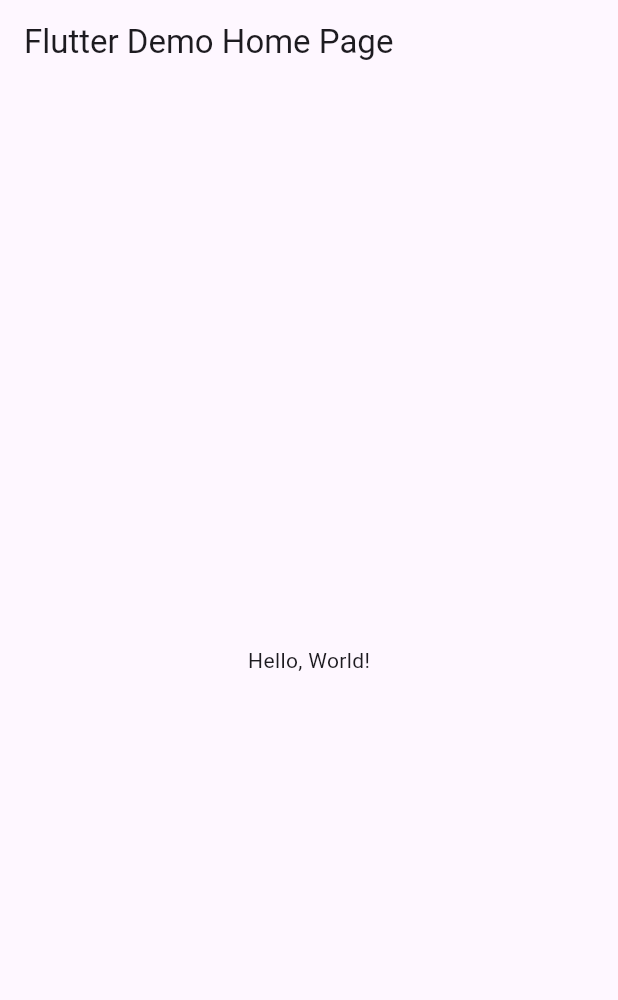
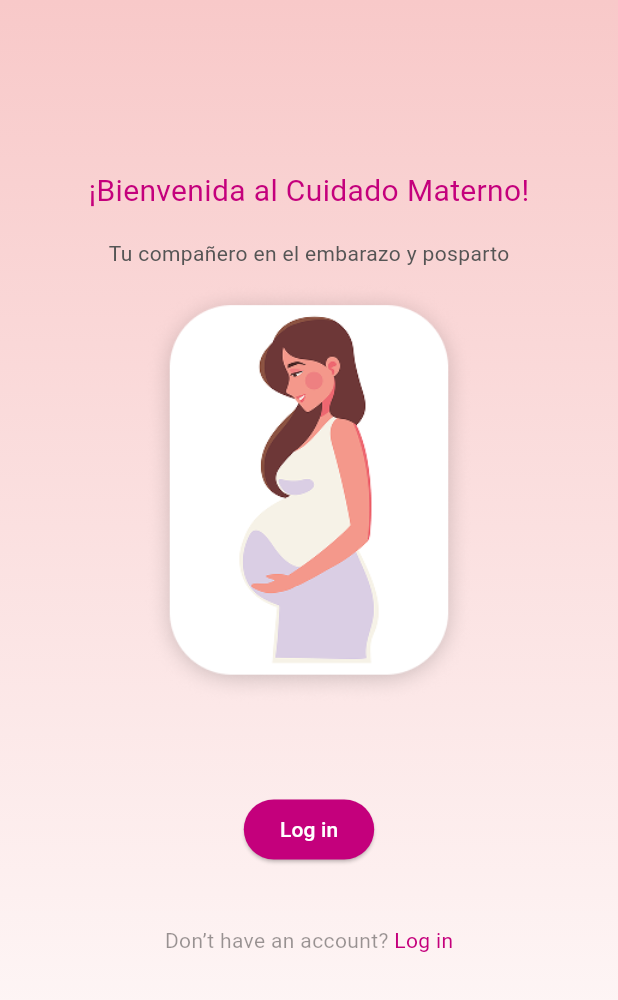
Before and after one commit to ilson28/maternal_care, a Flutter app: the screen it shows after launch, on a phone screen of 412 x 824 dp. Shown: the top 1000 px of the screen. Run offline on Flutter 3.47's test engine with Material 3 defaults, Android fonts, the phone set to English and light mode, and no system bars; Roboto replaces fonts that are missing (Inclusive Sans, Inder).

Commit message:
feat(welcome): add screeen Welcome.

```diff
--- a/lib/main.dart
+++ b/lib/main.dart
@@ -1,43 +1,4 @@
 import 'package:flutter/material.dart';
+import 'package:maternalcare/myApp.dart';
 
 void main() => runApp(MyApp());
-
-class MyApp extends StatelessWidget {
-  const MyApp({super.key});
-  // This widget is the root of your application.
-  @override
-  Widget build(BuildContext context) {
-    return MaterialApp(
-      // Application name
-      title: 'Flutter Hello World',
-      // Application theme data, you can set the colors for the application as
-      // you want
-      theme: ThemeData(
-        // useMaterial3: false,
-        primarySwatch: Colors.blue,
-      ),
-      // A widget which will be started on application startup
-      home: MyHomePage(title: 'Flutter Demo Home Page'),
-    );
-  }
-}
-
-class MyHomePage extends StatelessWidget {
-  final String title;
-  const MyHomePage({super.key, required this.title});
-
-  @override
-  Widget build(BuildContext context) {
-    return Scaffold(
-      appBar: AppBar(
-        // The title text which will be shown on the action bar
-        title: Text(title),
-      ),
-      body: Center(
-        child: Text(
-          'Hello, World!',
-        ),
-      ),
-    );
-  }
-}
--- /dev/null
+++ b/lib/myApp.dart
@@ -0,0 +1,24 @@
+import 'package:flutter/material.dart';
+import 'package:maternalcare/screens/welcome.dart';
+
+class MyApp extends StatelessWidget {
+  const MyApp({super.key});
+  // This widget is the root of your application.
+  @override
+  Widget build(BuildContext context) {
+    return MaterialApp(
+      // Application name
+      title: 'Maternal care',
+      // Application theme data, you can set the colors for the application as
+      // you want
+      theme: ThemeData(
+        // useMaterial3: false,
+        primarySwatch: Colors.blue,
+      ),
+      // A widget which will be started on application startup
+      home: Scaffold(
+        body: Welcome(),
+      ),
+    );
+  }
+}
--- /dev/null
+++ b/lib/screens/welcome.dart
@@ -0,0 +1,80 @@
+import 'package:flutter/material.dart';
+import 'package:maternalcare/utils/appColors.dart';
+
+class Welcome extends StatelessWidget {
+  const Welcome({super.key});
+  @override
+  Widget build(BuildContext context) {
+    return Container(
+      decoration: BoxDecoration(
+          gradient: LinearGradient(
+              colors: [Color(0xffF8C9C9), Color(0xffffffff)],
+              begin: Alignment.topCenter,
+              end: Alignment.bottomCenter)),
+      width: double.infinity,
+      child: Padding(
+        padding: const EdgeInsets.only(top: 113, bottom: 15),
+        child: Column(crossAxisAlignment: CrossAxisAlignment.center, children: [
+          Text(
+            "¡Bienvenida al Cuidado Materno!",
+            style: TextStyle(
+              color: AppColors.primary,
+              fontFamily: "Inclusive Sans",
+              fontSize: 20,
+            ),
+          ),
+          SizedBox(
+            height: 17,
+          ),
+          Text(
+            "Tu compañero en el embarazo y posparto",
+            style: TextStyle(
+              color: Color(0xff555555),
+              fontFamily: "Inclusive Sans",
+              fontSize: 14,
+            ),
+          ),
+          SizedBox(
+            height: 10,
+          ),
+          Image.asset(
+            "assets/images/rectangle.png",
+            height: 280,
+          ),
+          Padding(
+            padding: const EdgeInsets.only(top: 60, bottom: 40),
+            child: ElevatedButton(
+                onPressed: () {},
+                style: ButtonStyle(
+                    backgroundColor: WidgetStatePropertyAll(AppColors.primary)),
+                child: Text(
+                  "Log in",
+                  style: TextStyle(color: Colors.white),
+                )),
+          ),
+          Row(
+            mainAxisAlignment: MainAxisAlignment.center,
+            children: [
+              Text(
+                "Don’t have an account? ",
+                style: TextStyle(
+                  color: Color(0x66000000),
+                  fontFamily: "Inder",
+                  fontSize: 14,
+                ),
+              ),
+              Text(
+                "Log in",
+                style: TextStyle(
+                  color: AppColors.primary,
+                  fontFamily: "Inder",
+                  fontSize: 14,
+                ),
+              ),
+            ],
+          )
+        ]),
+      ),
+    );
+  }
+}
--- /dev/null
+++ b/lib/utils/appColors.dart
@@ -0,0 +1,5 @@
+import 'dart:ui';
+
+class AppColors {
+  static const Color primary = Color(0xFFC4007C);
+}
--- a/pubspec.yaml
+++ b/pubspec.yaml
@@ -18,8 +18,8 @@ dev_dependencies:
 
 flutter:
   uses-material-design: true
-  # assets:
-  #  - images/a_dot_burr.jpeg
+  assets:
+   - assets/images/
   #  - images/a_dot_ham.jpeg
   # fonts:
   #   - family: Schyler
```
Also changed, not shown: assets/images/rectangle.png (added).
